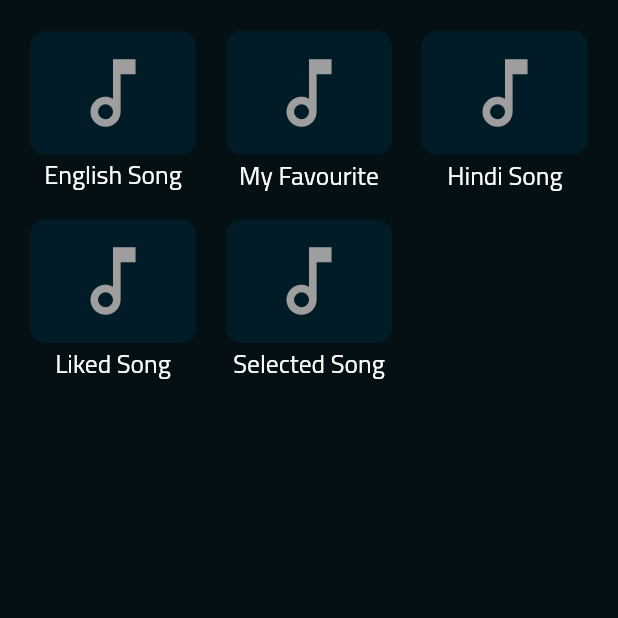
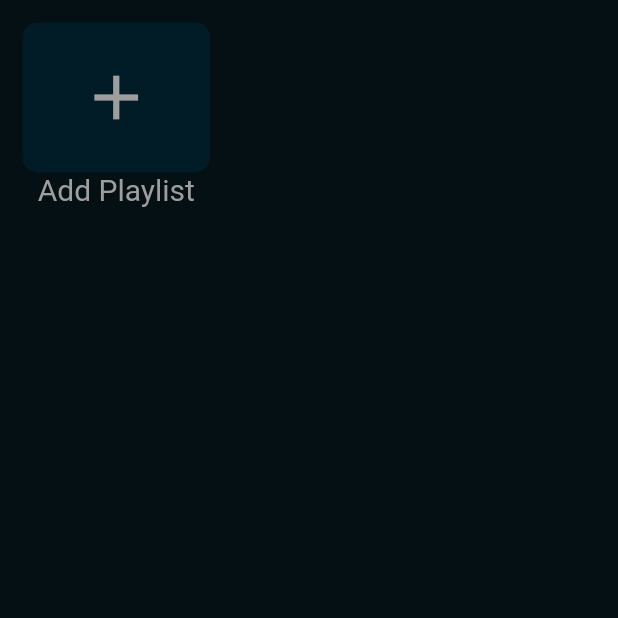
Before and after one commit to unaisemuhammed/musicplayer, a Flutter app: the Playlist screen opened directly, on a phone screen of 412 x 824 dp, the top half of it. Run offline on Flutter 3.47's test engine with Material 2 defaults, Android fonts, the phone set to English and light mode, and no system bars; our stand-ins replace audio_service, audio_video_progress_bar, get_it, just_audio, marquee, on_audio_query and 1 more; accounts and stored records are empty.

Commit message:
AfterAddingFavourites

```diff
--- a/lib/MusicPages/PlaylistPage.dart
+++ b/lib/MusicPages/PlaylistPage.dart
@@ -1,34 +1,118 @@
 import 'package:flutter/material.dart';
 import 'package:musicplayer/colors.dart' as AppColors;
+import 'package:path/path.dart';
 
 class Playlist extends StatefulWidget {
   const Playlist({Key? key}) : super(key: key);
 
   @override
-  _PlaylistState createState() => _PlaylistState();
+  PlaylistState createState() => PlaylistState();
 }
 
-class _PlaylistState extends State<Playlist> {
+class PlaylistState extends State<Playlist> {
+  List<Column> playlistCreator = [
+    // Column(
+    //   children: [
+    //     Container(
+    //       height: 100,
+    //       width: 150,
+    //       child: Icon(
+    //         Icons.music_note_outlined,
+    //         size: 60,
+    //         color: Colors.grey,
+    //       ),
+    //       decoration: BoxDecoration(
+    //           color: AppColors.back,
+    //           shape: BoxShape.rectangle,
+    //           borderRadius: BorderRadius.circular(10)),
+    //     ),
+    //     Text(
+    //       "English",
+    //       style: TextStyle(color: Colors.grey, fontSize: 20),
+    //       overflow: TextOverflow.ellipsis,
+    //     ),
+    //   ],
+    // ),
+
+  ];
   @override
   Widget build(BuildContext context) {
     final double Heights = MediaQuery.of(context).size.height;
     final double Weights = MediaQuery.of(context).size.width;
+
     return SafeArea(
       child: Scaffold(
-        backgroundColor: AppColors.back,
-        body: Container(
-          padding: EdgeInsets.all(20),
-          child: GridView.count(
-            mainAxisSpacing: 15,
-            crossAxisSpacing: 20,
-            crossAxisCount: 3,
+        backgroundColor: AppColors.shade,
+        body: Stack(
           children: [
-              Column(
-                mainAxisAlignment: MainAxisAlignment.spaceEvenly,
+            Positioned(
+              top:15,
+              left: 15,
+              child: GestureDetector(
+                onTap: (){
+
+                  // showDialog(
+                  //     context: context,
+                  //     builder: (context) {
+                  //       return AlertDialog(
+                  //         title: Text(
+                  //           "Create Playlist",
+                  //           style: TextStyle(
+                  //               color: Colors.white,
+                  //               fontSize: 23,
+                  //               fontFamily: "Titil",
+                  //               fontWeight: FontWeight.w700),
+                  //         ),
+                  //         content: TextField(
+                  //           style: TextStyle(
+                  //             color: Colors.white,
+                  //           ),
+                  //         ),
+                  //         actions: [
+                  //           Row(
+                  //             mainAxisAlignment: MainAxisAlignment.spaceAround,
+                  //             children: [
+                  //               Container(
+                  //                 alignment: Alignment.bottomLeft,
+                  //                 child: TextButton(
+                  //                   onPressed: () {
+                  //                     Navigator.pop(context);
+                  //                   },
+                  //                   child: Text(
+                  //                     "Cancel",
+                  //                     style: TextStyle(
+                  //                         color: Colors.white,
+                  //                         fontSize: 20,
+                  //                         fontFamily: "Titil"),
+                  //                   ),
+                  //                 ),
+                  //               ),
+                  //               Container(
+                  //                 alignment: Alignment.bottomRight,
+                  //                 child: TextButton(
+                  //                   onPressed: () {},
+                  //                   child: Text(
+                  //                     "Create",
+                  //                     style: TextStyle(
+                  //                         color: Colors.white,
+                  //                         fontSize: 20,
+                  //                         fontFamily: "Titil"),
+                  //                   ),
+                  //                 ),
+                  //               )
+                  //             ],
+                  //           ),
+                  //         ],
+                  //         shape: RoundedRectangleBorder(
+                  //             borderRadius: BorderRadius.circular(20)),
+                  //         backgroundColor: AppColors.back,
+                  //       );
+                  //     });
+                  playlistCreator.add( Column(
                     children: [
                       Container(
-                    height: Heights / 10,
-                    width: Weights,
+                        height: 100,
+                        width: 120,
                         child: Icon(
                           Icons.music_note_outlined,
                           size: 60,
@@ -40,22 +124,21 @@ class _PlaylistState extends State<Playlist> {
                             borderRadius: BorderRadius.circular(10)),
                       ),
                       Text(
-                    "English Song",
-                    style: TextStyle(color: Colors.white, fontSize: 17,fontFamily: "Titil"),
+                        "English",
+                        style: TextStyle(color: Colors.grey, fontSize: 20),
                         overflow: TextOverflow.ellipsis,
-                    maxLines: 1,
                       ),
                     ],
-              ),
-              Column(
-                mainAxisAlignment: MainAxisAlignment.spaceAround,
+                  ),);
+                },
+                child: Column(
                   children: [
                     Container(
-                    height: Heights / 10,
-                    width: Weights,
+                      height: 100,
+                      width: 125,
                       child: Icon(
-                      Icons.music_note_outlined,
-                      size: 60,
+                        Icons.add,
+                        size: 50,
                         color: Colors.grey,
                       ),
                       decoration: BoxDecoration(
@@ -64,86 +147,24 @@ class _PlaylistState extends State<Playlist> {
                           borderRadius: BorderRadius.circular(10)),
                     ),
                     Text(
-                    "My Favourite",
-                    style: TextStyle(color: Colors.white, fontSize: 17,fontFamily: "Titil"),
+                      "Add Playlist",
+                      style: TextStyle(color: Colors.grey, fontSize: 20),
                       overflow: TextOverflow.ellipsis,
-                    maxLines: 1,
                     ),
                   ],
                 ),
-              Column(
-                mainAxisAlignment: MainAxisAlignment.spaceAround,
-                children: [
-                  Container(
-                    height: Heights /10,
-                    width: Weights,
-                    child: Icon(
-                      Icons.music_note_outlined,
-                      size: 60,
-                      color: Colors.grey,
               ),
-                    decoration: BoxDecoration(
-                        color: AppColors.back,
-                        shape: BoxShape.rectangle,
-                        borderRadius: BorderRadius.circular(10)),
             ),
-                  Text(
-                    "Hindi Song",
-                    style: TextStyle(color: Colors.white, fontSize: 17,fontFamily: "Titil"),
-                    overflow: TextOverflow.ellipsis,
-                    maxLines: 1,
-                  ),
-                ],
-              ),
-              Column(
-                mainAxisAlignment: MainAxisAlignment.spaceAround,
-                children: [
-                  Container(
-                    height: Heights /10,
-                    width: Weights,
-                    child: Icon(
-                      Icons.music_note_outlined,
-                      size: 60,
-                      color: Colors.grey,
-                    ),
-                    decoration: BoxDecoration(
-                        color: AppColors.back,
-                        shape: BoxShape.rectangle,
-                        borderRadius: BorderRadius.circular(10)),
-                  ),
-                  Text(
-                    "Liked Song",
-                    style: TextStyle(color: Colors.white, fontSize: 17,fontFamily: "Titil"),
-                    overflow: TextOverflow.ellipsis,
-                    maxLines: 1,
-                  ),
-                ],
-              ),
-              Column(
-                mainAxisAlignment: MainAxisAlignment.spaceAround,
-                children: [
-                  Container(
-                    height: Heights /10,
-                    width: Weights,
-                    child: Icon(
-                      Icons.music_note_outlined,
-                      size: 60,
-                      color: Colors.grey,
-                    ),
-                    decoration: BoxDecoration(
-                        color: AppColors.back,
-                        shape: BoxShape.rectangle,
-                        borderRadius: BorderRadius.circular(10)),
-                  ),
-                  Text(
-                    "Selected Song",
-                    style: TextStyle(color: Colors.white, fontSize: 17,fontFamily: "Titil"),
-                    overflow: TextOverflow.ellipsis,
-                    maxLines: 1,
-                  ),
-                ],
-              ),
-            ],
+            Positioned(
+              top: Heights/5,
+              bottom: 0,
+              child: Container(
+                padding: EdgeInsets.only(bottom: 70,left: 16,right: 16,top: 16),
+                child: GridView.count(
+                  mainAxisSpacing: 15,
+                  crossAxisSpacing: 5,
+                  crossAxisCount: 3,
+                  children: playlistCreator,
                 ),
                 decoration: BoxDecoration(
                   // color:AppColors.shade,
@@ -152,6 +173,9 @@ class _PlaylistState extends State<Playlist> {
                 width: Weights,
               ),
             ),
+          ],
+        ),
+      ),
     );
   }
 }
--- a/lib/MusicPages/SettingsPage.dart
+++ b/lib/MusicPages/SettingsPage.dart
@@ -1,14 +1,14 @@
 import 'package:flutter/material.dart';
 import 'package:musicplayer/colors.dart' as AppColors;
 
-class Settigs extends StatefulWidget {
-  const Settigs({Key? key}) : super(key: key);
+class Settings extends StatefulWidget {
+  const Settings({Key? key}) : super(key: key);
 
   @override
   _SettingsState createState() => _SettingsState();
 }
 
-class _SettingsState extends State<Settigs> {
+class _SettingsState extends State<Settings> {
   int screen = 0;
   int controllMusic = 0;
 
```
Also changed, not shown: lib/MusicPages/FavouritePage.dart (+15 -3 lines), lib/MusicPages/SlidePage.dart (+64 -68 lines), lib/MusicPages/TrackPage.dart (+27 -23 lines), lib/PageManager.dart (+32 -19 lines). Lines whose indentation alone changed are shown as unchanged.
